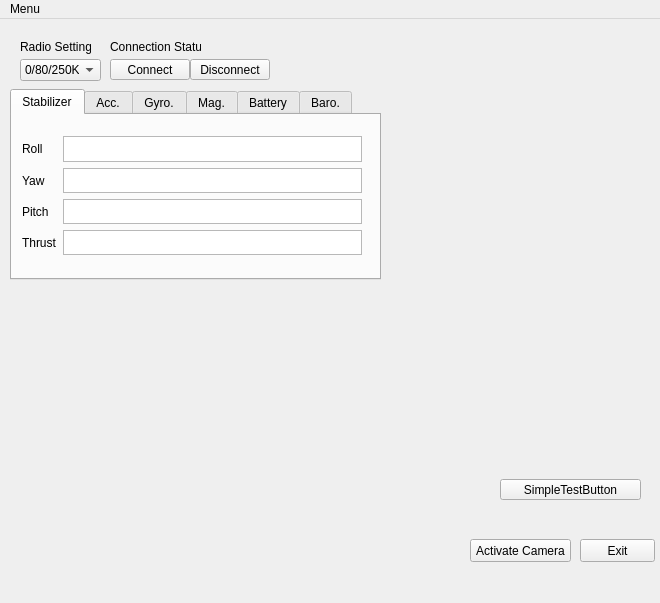
This is app/mainwindow.ui in saccharios/FollowMeFlie as Qt 5 draws it before an edit. The edited form follows.
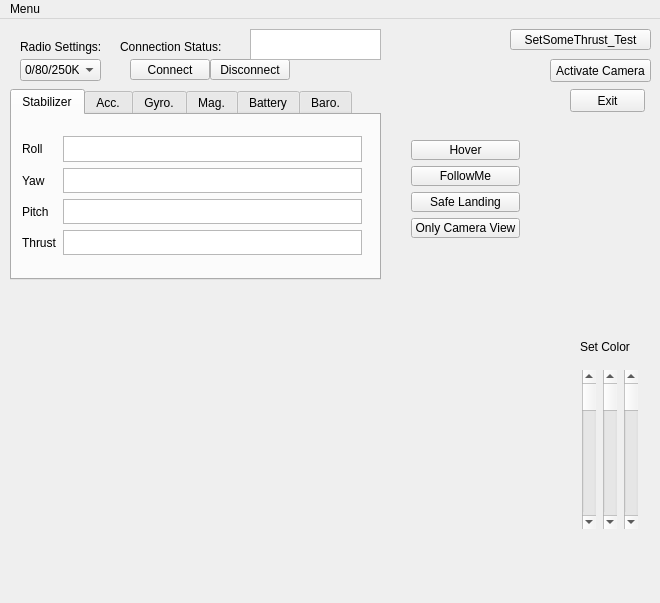
This is the edited form.

Commit message: Add all sensors actual values. Add elements to GUI.

```diff
--- a/app/mainwindow.ui
+++ b/app/mainwindow.ui
@@ -17,8 +17,8 @@
    <widget class="QPushButton" name="exitApp">
     <property name="geometry">
      <rect>
-      <x>580</x>
-      <y>520</y>
+      <x>570</x>
+      <y>70</y>
       <width>75</width>
       <height>23</height>
      </rect>
@@ -30,8 +30,8 @@
    <widget class="QPushButton" name="activateCamera">
     <property name="geometry">
      <rect>
-      <x>470</x>
-      <y>520</y>
+      <x>550</x>
+      <y>40</y>
       <width>101</width>
       <height>23</height>
      </rect>
@@ -43,7 +43,7 @@
    <widget class="QPushButton" name="connectRadio">
     <property name="geometry">
      <rect>
-      <x>110</x>
+      <x>130</x>
       <y>40</y>
       <width>80</width>
       <height>21</height>
@@ -56,7 +56,7 @@
    <widget class="QPushButton" name="disconnectRadio">
     <property name="geometry">
      <rect>
-      <x>190</x>
+      <x>210</x>
       <y>40</y>
       <width>80</width>
       <height>21</height>
@@ -94,7 +94,7 @@
      <rect>
       <x>20</x>
       <y>20</y>
-      <width>71</width>
+      <width>101</width>
       <height>16</height>
      </rect>
     </property>
@@ -105,9 +105,9 @@
    <widget class="QLabel" name="connectionStatus">
     <property name="geometry">
      <rect>
-      <x>110</x>
+      <x>120</x>
       <y>20</y>
-      <width>91</width>
+      <width>131</width>
       <height>16</height>
      </rect>
     </property>
@@ -118,14 +118,14 @@
    <widget class="QPushButton" name="pushButton">
     <property name="geometry">
      <rect>
-      <x>500</x>
-      <y>460</y>
+      <x>510</x>
+      <y>10</y>
       <width>141</width>
       <height>21</height>
      </rect>
     </property>
     <property name="text">
-     <string>SimpleTestButton</string>
+     <string>SetSomeThrust_Test</string>
     </property>
    </widget>
    <widget class="QWidget" name="gridLayoutWidget">
@@ -133,8 +133,8 @@
      <rect>
       <x>9</x>
       <y>269</y>
-      <width>451</width>
-      <height>291</height>
+      <width>551</width>
+      <height>281</height>
      </rect>
     </property>
     <layout class="QGridLayout" name="Layout_CameraView"/>
@@ -529,6 +529,118 @@
      </widget>
     </widget>
    </widget>
+   <widget class="QWidget" name="verticalLayoutWidget">
+    <property name="geometry">
+     <rect>
+      <x>400</x>
+      <y>110</y>
+      <width>131</width>
+      <height>120</height>
+     </rect>
+    </property>
+    <layout class="QVBoxLayout" name="layout_Modes">
+     <item>
+      <widget class="QPushButton" name="pushButton_hoverMode">
+       <property name="text">
+        <string>Hover</string>
+       </property>
+      </widget>
+     </item>
+     <item>
+      <widget class="QPushButton" name="pushButton_FollowMeMode">
+       <property name="text">
+        <string>FollowMe</string>
+       </property>
+      </widget>
+     </item>
+     <item>
+      <widget class="QPushButton" name="pushButton_SafeLandingMode">
+       <property name="text">
+        <string>Safe Landing</string>
+       </property>
+      </widget>
+     </item>
+     <item>
+      <widget class="QPushButton" name="pushButton_CameraOnlyMode">
+       <property name="text">
+        <string>Only Camera View</string>
+       </property>
+      </widget>
+     </item>
+    </layout>
+   </widget>
+   <widget class="QWidget" name="horizontalLayoutWidget">
+    <property name="geometry">
+     <rect>
+      <x>570</x>
+      <y>340</y>
+      <width>81</width>
+      <height>181</height>
+     </rect>
+    </property>
+    <layout class="QHBoxLayout" name="LayoutColorBars">
+     <item>
+      <widget class="QScrollBar" name="verticalScrollBar_hue">
+       <property name="orientation">
+        <enum>Qt::Vertical</enum>
+       </property>
+      </widget>
+     </item>
+     <item>
+      <widget class="QScrollBar" name="verticalScrollBar_sat">
+       <property name="orientation">
+        <enum>Qt::Vertical</enum>
+       </property>
+      </widget>
+     </item>
+     <item>
+      <widget class="QScrollBar" name="verticalScrollBar_val">
+       <property name="orientation">
+        <enum>Qt::Vertical</enum>
+       </property>
+      </widget>
+     </item>
+    </layout>
+   </widget>
+   <widget class="QWidget" name="verticalLayoutWidget_2">
+    <property name="geometry">
+     <rect>
+      <x>570</x>
+      <y>530</y>
+      <width>81</width>
+      <height>21</height>
+     </rect>
+    </property>
+    <layout class="QVBoxLayout" name="Layout_Color"/>
+   </widget>
+   <widget class="QLabel" name="setColor">
+    <property name="geometry">
+     <rect>
+      <x>580</x>
+      <y>320</y>
+      <width>61</width>
+      <height>16</height>
+     </rect>
+    </property>
+    <property name="text">
+     <string>Set Color</string>
+    </property>
+   </widget>
+   <widget class="QPlainTextEdit" name="display_ConnectionStatus">
+    <property name="geometry">
+     <rect>
+      <x>250</x>
+      <y>10</y>
+      <width>131</width>
+      <height>31</height>
+     </rect>
+    </property>
+    <property name="font">
+     <font>
+      <pointsize>8</pointsize>
+     </font>
+    </property>
+   </widget>
   </widget>
   <widget class="QMenuBar" name="menuBar">
    <property name="geometry">
```
Left out of the diff: 7 changed lines with no effect on the pictures. The commit also changes 2 other files.
